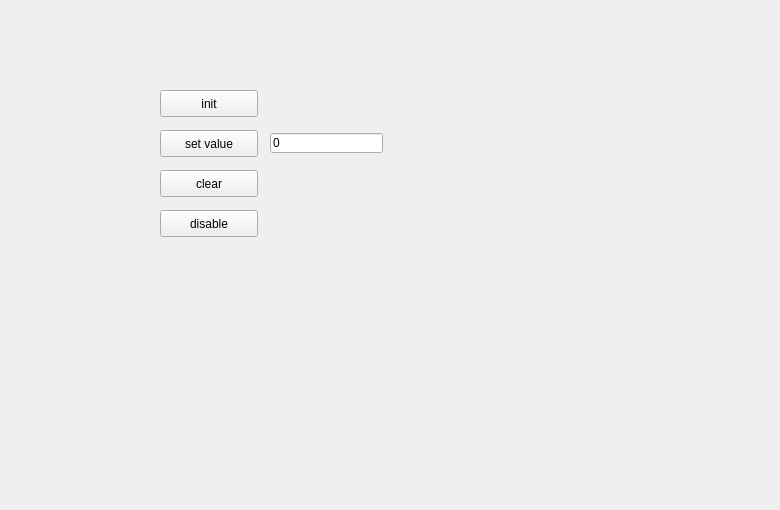
The window that sampleModules/testProgressBar/testProgressBar.ui (pgollor/pyGUI) describes before a commit, drawn with Qt 5.
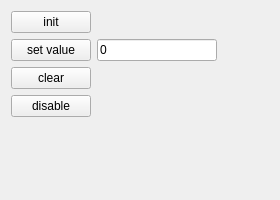
The same window after the commit. Custom widgets are drawn as their Qt base class.

```diff
--- a/sampleModules/testProgressBar/testProgressBar.ui
+++ b/sampleModules/testProgressBar/testProgressBar.ui
@@ -6,79 +6,90 @@
    <rect>
     <x>0</x>
     <y>0</y>
-    <width>780</width>
-    <height>510</height>
+    <width>280</width>
+    <height>200</height>
    </rect>
   </property>
   <property name="windowTitle">
    <string>Form</string>
   </property>
+  <layout class="QGridLayout" name="gridLayout">
+   <item row="0" column="0">
   <widget class="QPushButton" name="pushButtonInit">
-   <property name="geometry">
-    <rect>
-     <x>160</x>
-     <y>90</y>
-     <width>98</width>
-     <height>27</height>
-    </rect>
-   </property>
    <property name="text">
     <string>init</string>
    </property>
   </widget>
-  <widget class="QPushButton" name="pushButtonSet">
-   <property name="geometry">
-    <rect>
-     <x>160</x>
-     <y>130</y>
-     <width>98</width>
-     <height>27</height>
-    </rect>
-   </property>
-   <property name="text">
-    <string>set value</string>
-   </property>
-  </widget>
-  <widget class="QLineEdit" name="lineEditValue">
-   <property name="geometry">
-    <rect>
-     <x>270</x>
-     <y>133</y>
-     <width>113</width>
-     <height>20</height>
-    </rect>
+   </item>
+   <item row="1" column="1">
+    <widget class="customIntegerLineEdit" name="lineEditPbValue">
+     <property name="minimumSize">
+      <size>
+       <width>120</width>
+       <height>0</height>
+      </size>
    </property>
    <property name="text">
     <string>0</string>
    </property>
   </widget>
-  <widget class="QPushButton" name="pushButtonClear">
-   <property name="geometry">
-    <rect>
-     <x>160</x>
-     <y>170</y>
-     <width>98</width>
-     <height>27</height>
-    </rect>
-   </property>
-   <property name="text">
-    <string>clear</string>
-   </property>
-  </widget>
+   </item>
+   <item row="3" column="0">
   <widget class="QPushButton" name="pushButtonDisable">
-   <property name="geometry">
-    <rect>
-     <x>160</x>
-     <y>210</y>
-     <width>98</width>
-     <height>27</height>
-    </rect>
-   </property>
    <property name="text">
     <string>disable</string>
    </property>
   </widget>
- </widget>
+   </item>
+   <item row="1" column="2">
+    <spacer name="horizontalSpacer">
+     <property name="orientation">
+      <enum>Qt::Horizontal</enum>
+     </property>
+     <property name="sizeHint" stdset="0">
+      <size>
+       <width>40</width>
+       <height>20</height>
+      </size>
+     </property>
+    </spacer>
+   </item>
+   <item row="2" column="0">
+    <widget class="QPushButton" name="pushButtonClear">
+     <property name="text">
+      <string>clear</string>
+     </property>
+    </widget>
+   </item>
+   <item row="1" column="0">
+    <widget class="QPushButton" name="pushButtonSet">
+     <property name="text">
+      <string>set value</string>
+     </property>
+    </widget>
+   </item>
+   <item row="4" column="0">
+    <spacer name="verticalSpacer">
+     <property name="orientation">
+      <enum>Qt::Vertical</enum>
+     </property>
+     <property name="sizeHint" stdset="0">
+      <size>
+       <width>20</width>
+       <height>40</height>
+      </size>
+     </property>
+    </spacer>
+   </item>
+  </layout>
+ </widget>
+ <customwidgets>
+  <customwidget>
+   <class>customIntegerLineEdit</class>
+   <extends>QLineEdit</extends>
+   <header>functions/customGuiElements.h</header>
+  </customwidget>
+ </customwidgets>
  <resources/>
  <connections/>
 </ui>
```
Lines whose indentation alone changed are shown as unchanged.
